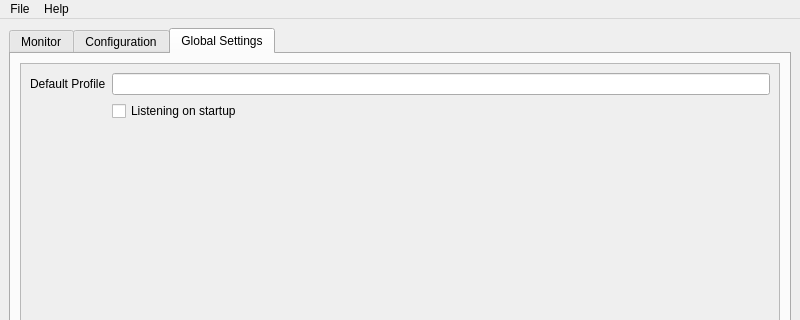
nalquas/vokey, file ui/manager.ui: the form before one commit; both pictures show x 0 to 800 and y 0 to 320 of the 800 by 600 pixel window.
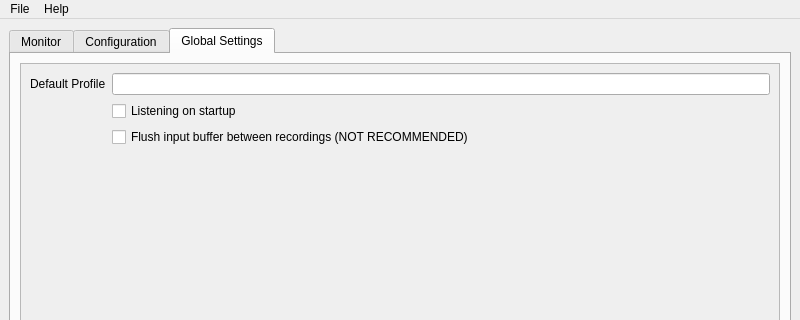
The form after the commit. The open tabs and pages were chosen to show the change. Icons and pictures are not drawn.

Commit message: No longer flushing pulseaudio buffer by default

The edit to the form file:
```diff
--- a/ui/manager.ui
+++ b/ui/manager.ui
@@ -493,8 +493,8 @@
             <rect>
              <x>0</x>
              <y>0</y>
-             <width>257</width>
-             <height>72</height>
+             <width>764</width>
+             <height>467</height>
             </rect>
            </property>
            <layout class="QFormLayout" name="formLayout_2">
@@ -519,6 +519,16 @@
               </property>
              </widget>
             </item>
+            <item row="2" column="1">
+             <widget class="QCheckBox" name="checkBox_pa_flush">
+              <property name="toolTip">
+               <string>&lt;html&gt;&lt;head/&gt;&lt;body&gt;&lt;p&gt;Flush the pulseaudio input buffer between recordings.&lt;/p&gt;&lt;p&gt;This is &lt;span style=&quot; font-weight:600;&quot;&gt;not recommended&lt;/span&gt; as it will put gaps in the voice recognition, thus making Vokey miss some commands.&lt;/p&gt;&lt;p&gt;However, it could help in case the voice recognition can't keep up with the audio being recorded.&lt;/p&gt;&lt;/body&gt;&lt;/html&gt;</string>
+              </property>
+              <property name="text">
+               <string>Flush input buffer between recordings (NOT RECOMMENDED)</string>
+              </property>
+             </widget>
+            </item>
            </layout>
           </widget>
          </widget>
```
The commit also changes 5 other files.
